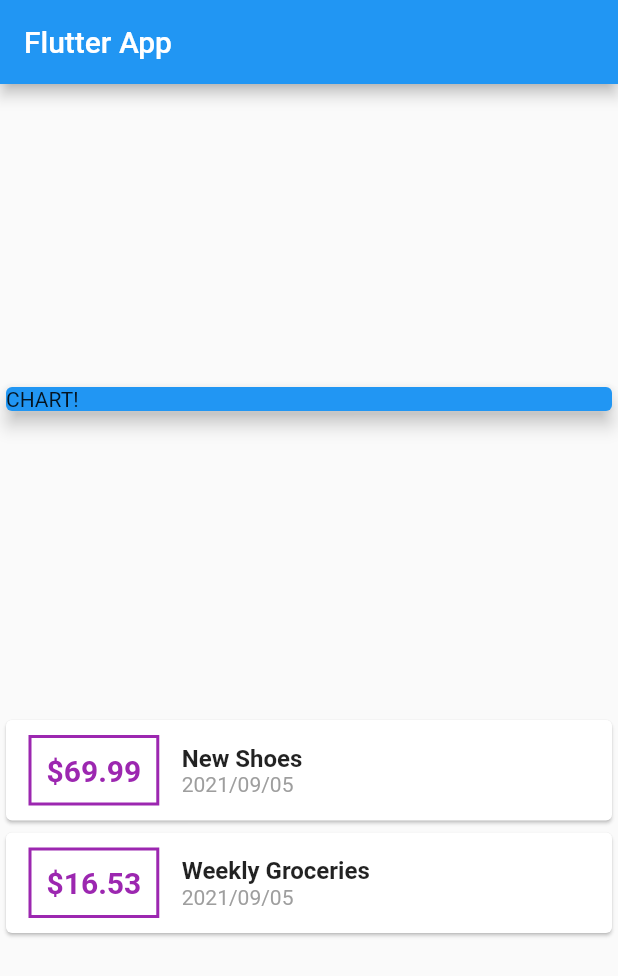
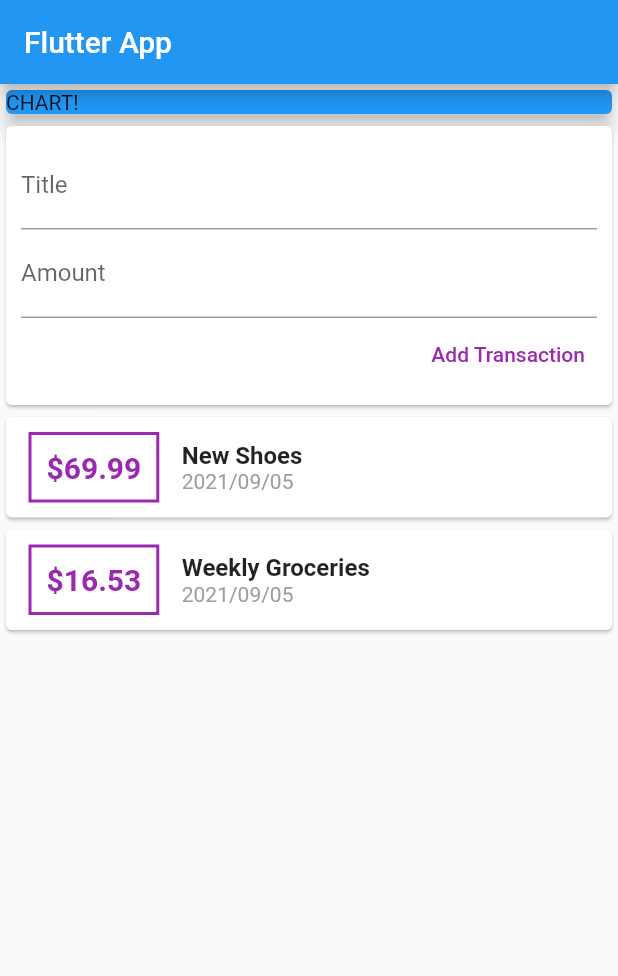
Before and after one commit to leandrouti/flutter-expense-planner, a Flutter app: the screen it shows after launch, on a phone screen of 412 x 824 dp. Shown: the top 976 px of the screen. Run offline on Flutter 3.47's test engine with Material 2 defaults, Android fonts, the phone set to English and light mode, and no system bars.

Commit message:
[add] user inputs

```diff
--- a/lib/main.dart
+++ b/lib/main.dart
@@ -38,12 +38,36 @@ class MyHomePage extends StatelessWidget {
       ),
       body: Column(
         crossAxisAlignment: CrossAxisAlignment.stretch,
-        mainAxisAlignment: MainAxisAlignment.spaceEvenly,
         children: <Widget>[
           Card(
             color: Colors.blue,
             elevation: 5,
             child: Text('CHART!'),
+          ),
+          Card(
+            child: Container(
+              padding: EdgeInsets.all(10),
+              child: Column(
+                crossAxisAlignment: CrossAxisAlignment.end,
+                children: <Widget>[
+                  TextField(
+                    decoration: InputDecoration(labelText: 'Title'),
+                  ),
+                  TextField(
+                    decoration: InputDecoration(labelText: 'Amount'),
+                  ),
+                  TextButton(
+                    onPressed: () {},
+                    child: Text(
+                      'Add Transaction',
+                      style: TextStyle(
+                        color: Colors.purple,
+                      ),
+                    ),
+                  ),
+                ],
+              ),
+            ),
           ),
           Column(
             children: this.transactions.map((tx) {
```
